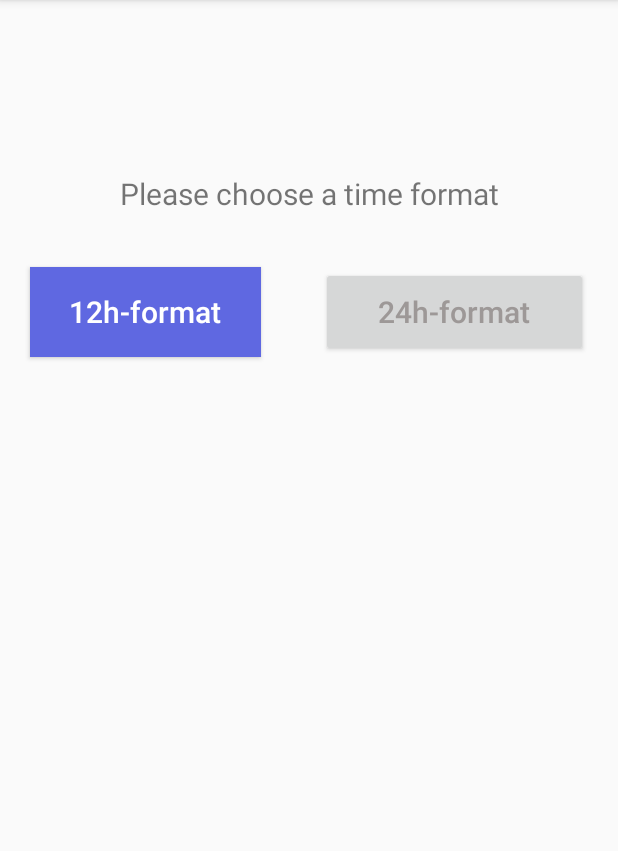
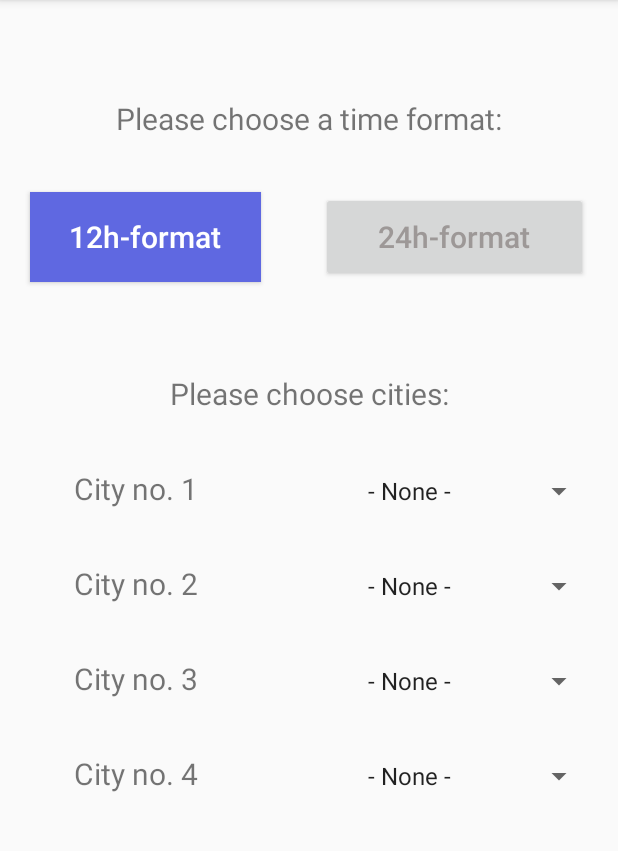
Before and after one commit to hugovelasquez/timezone-app, an Android app: the screen it shows after launch (MainActivity), in the side drawer, after a tap on "Settings", on a phone screen of 412 x 824 dp, the part 84-935 px from its top. Run offline under Robolectric (Android 15) with nearby library versions, the light colour scheme and no system bars.

Commit message:
Added spinners for selecting cities in App Settings

```diff
--- a/app/src/main/java/com/example/sucaldotimezonewidget/MainActivity.java
+++ b/app/src/main/java/com/example/sucaldotimezonewidget/MainActivity.java
@@ -6,17 +6,12 @@ import androidx.appcompat.widget.Toolbar;
 import androidx.core.view.GravityCompat;
 import androidx.drawerlayout.widget.DrawerLayout;
 
-import android.content.Context;
-import android.content.SharedPreferences;
 import android.os.Bundle;
 import android.view.MenuItem;
-import android.view.View;
-import android.widget.Button;
 
 import com.google.android.material.navigation.NavigationView;
 
 // implements "Navigation...Listener" needed for defining the drawer menu listeners
-// this is a comment from sofia to show hugo how git works
 public class MainActivity extends AppCompatActivity implements NavigationView.OnNavigationItemSelectedListener {
 
     private DrawerLayout drawer;
--- a/app/src/main/java/com/example/sucaldotimezonewidget/SettingsFragment.java
+++ b/app/src/main/java/com/example/sucaldotimezonewidget/SettingsFragment.java
@@ -4,17 +4,22 @@ import android.os.Bundle;
 import android.view.LayoutInflater;
 import android.view.View;
 import android.view.ViewGroup;
+import android.widget.AdapterView;
+import android.widget.ArrayAdapter;
 import android.widget.Button;
+import android.widget.Spinner;
 
 import androidx.annotation.NonNull;
 import androidx.annotation.Nullable;
 import androidx.core.content.ContextCompat;
 import androidx.fragment.app.Fragment;
 
-public class SettingsFragment extends Fragment {
+public class SettingsFragment extends Fragment implements AdapterView.OnItemSelectedListener {
 
     // Definition of variables
     private Button btn12HourFormat, btn24HourFormat;
+    private Spinner spinnerCity1, spinnerCity2, spinnerCity3, spinnerCity4;
+    private ArrayAdapter<CharSequence> adapter;
 
     @Nullable
     @Override
@@ -24,13 +29,23 @@ public class SettingsFragment extends Fragment {
         View rootView = inflater.inflate(R.layout.fragment_app_settings,container,false);
 
         // Assign variables
-        btn12HourFormat = (Button) rootView.findViewById(R.id.btnhhformat);
-        btn24HourFormat = (Button) rootView.findViewById(R.id.btnHHformat);
+        btn12HourFormat = rootView.findViewById(R.id.btnhhformat);
+        btn24HourFormat = rootView.findViewById(R.id.btnHHformat);
+        spinnerCity1 = rootView.findViewById(R.id.spinnerselectcity1);
+        spinnerCity2 = rootView.findViewById(R.id.spinnerselectcity2);
+        spinnerCity3 = rootView.findViewById(R.id.spinnerselectcity3);
+        spinnerCity4 = rootView.findViewById(R.id.spinnerselectcity4);
+
+        // Assign drop-down menus to spinners
+        assignDropDownMenuToSpinner(spinnerCity1);
+        assignDropDownMenuToSpinner(spinnerCity2);
+        assignDropDownMenuToSpinner(spinnerCity3);
+        assignDropDownMenuToSpinner(spinnerCity4);
 
         // As a default highlight btn12format
         highlightButtonOfPreChosenFormat();
 
-        // Define listeners
+        // Define button listeners
         btn12HourFormat.setOnClickListener(new View.OnClickListener() {
             @Override
             public void onClick(View v) {
@@ -71,6 +86,14 @@ public class SettingsFragment extends Fragment {
         setColorOfButtonClicked(buttonToHighlight);
     }
 
+    private void assignDropDownMenuToSpinner(Spinner spinner){
+        // R.array.settings_select_city is defined in strings.xml
+        adapter = ArrayAdapter.createFromResource(getActivity(), R.array.settings_select_city, android.R.layout.simple_spinner_item);
+        adapter.setDropDownViewResource(android.R.layout.simple_spinner_dropdown_item);
+        spinner.setAdapter(adapter);
+        spinner.setOnItemSelectedListener(this);
+    }
+
     private void setColorOfButtonClicked(Button button) {
         button.setBackgroundColor(ContextCompat.getColor(getActivity(),R.color.blue));
         button.setTextColor(ContextCompat.getColor(getActivity(),R.color.white));
@@ -83,4 +106,13 @@ public class SettingsFragment extends Fragment {
 
 
 
+    @Override
+    public void onItemSelected(AdapterView<?> parent, View view, int position, long id) {
+
+    }
+
+    @Override
+    public void onNothingSelected(AdapterView<?> parent) {
+
+    }
 }
--- a/app/src/main/res/layout/fragment_app_settings.xml
+++ b/app/src/main/res/layout/fragment_app_settings.xml
@@ -5,7 +5,7 @@
     android:layout_height="match_parent"
     tools:context=".MainActivity">
 
-    <TableRow android:layout_marginTop="100dp">
+    <TableRow android:layout_marginTop="50dp">
 
         <TextView
             android:id="@+id/txtchooseformat"
@@ -13,7 +13,7 @@
             android:text="@string/time_format_text" />
     </TableRow>
 
-    <TableRow>
+    <TableRow >
 
         <Button
             android:id="@+id/btnhhformat"
@@ -26,5 +26,70 @@
             android:text="@string/settings_btn24h" />
     </TableRow>
 
+    <TableRow android:layout_marginTop="25dp">
+
+        <TextView
+            android:id="@+id/txtchoosecities"
+            style="@style/ExplanationTextStyle"
+            android:text="@string/select_cities_text"/>
+
+    </TableRow>
+
+    <TableRow android:layout_marginTop="5dp">
+
+        <TextView
+            android:id="@+id/txtcity1"
+            style="@style/ExplanationTextStyle"
+            android:text="@string/text_select_city_1"/>
+
+        <Spinner
+            android:id="@+id/spinnerselectcity1"
+            style="@style/SpinnerStyle"
+            />
+
+    </TableRow>
+
+    <TableRow android:layout_marginTop="5dp">
+
+        <TextView
+            android:id="@+id/txtcity2"
+            style="@style/ExplanationTextStyle"
+            android:text="@string/text_select_city_2"/>
+
+        <Spinner
+            android:id="@+id/spinnerselectcity2"
+            style="@style/SpinnerStyle"
+            />
+
+    </TableRow>
+
+    <TableRow android:layout_marginTop="5dp">
+
+        <TextView
+            android:id="@+id/txtcity3"
+            style="@style/ExplanationTextStyle"
+            android:text="@string/text_select_city_3"/>
+
+        <Spinner
+            android:id="@+id/spinnerselectcity3"
+            style="@style/SpinnerStyle"
+            />
+
+    </TableRow>
+
+    <TableRow android:layout_marginTop="5dp">
+
+        <TextView
+            android:id="@+id/txtcity4"
+            style="@style/ExplanationTextStyle"
+            android:text="@string/text_select_city_4"/>
+
+        <Spinner
+            android:id="@+id/spinnerselectcity4"
+            style="@style/SpinnerStyle"
+            />
+
+    </TableRow>
+
 
 </TableLayout>
--- a/app/src/main/res/values/strings.xml
+++ b/app/src/main/res/values/strings.xml
@@ -10,6 +10,7 @@
     <string name="nyc_timezone">America/New_York</string>
     <string name="sivar_timezone">America/El_Salvador</string>
     <string name="bochum_timezone">Europe/Berlin</string>
+    <string name="toronto_timezone">America/Toronto</string>
 
     <string name="hour_format_12">hh:mm aa</string>
     <string name="hour_format_24">HH:mm</string>
@@ -19,12 +20,24 @@
     <string name="text_nyc">NYC</string>
     <string name="text_sivar">Sivar</string>
     <string name="text_bochum">Bochum</string>
+    <string name="text_toronto">Toronto</string>
+    <string name="text_none"> - None - </string>
 
     <string-array name="cities">
     <item>@string/text_sydney</item>
     <item>@string/text_nyc</item>
     <item>@string/text_sivar</item>
     <item>@string/text_bochum</item>
+    <item>@string/text_toronto</item>
+    </string-array>
+
+    <string-array name="settings_select_city">
+        <item>@string/text_none</item>
+        <item>@string/text_sydney</item>
+        <item>@string/text_nyc</item>
+        <item>@string/text_sivar</item>
+        <item>@string/text_bochum</item>
+        <item>@string/text_toronto</item>
     </string-array>
 
     <string name="introductory_text">Welcome to this App!</string>
@@ -32,7 +45,12 @@
     <string name="settings_text">Please define the settings by clicking on the menu icon in the navigation bar. Then just enjoy!</string>
     <string name="author_text">- Created by Hugo and Sofia, 2020 - \n v3.0</string>
     <string name="icon_text">Icon made by Freepik from www.flaticon.com</string>
-    <string name="time_format_text">Please choose a time format</string>
+    <string name="time_format_text">Please choose a time format:</string>
+    <string name="select_cities_text">Please choose cities:</string>
+    <string name="text_select_city_1">City no. 1</string>
+    <string name="text_select_city_2">City no. 2</string>
+    <string name="text_select_city_3">City no. 3</string>
+    <string name="text_select_city_4">City no. 4</string>
 
     <string name="navbar_settings">Settings</string>
     <string name="navbar_timecalc">Time Calculator</string>
@@ -46,4 +64,6 @@
     <string name="convert_time_text">Input the time you want to convert:</string>
     <string name="calculate_btn_text">Calculate time</string>
 
+
+
 </resources>
--- a/app/src/main/res/values/styles.xml
+++ b/app/src/main/res/values/styles.xml
@@ -52,6 +52,14 @@
         <item name="android:textSize">20sp</item>
     </style>
 
+    <style name="SpinnerStyle">
+         <item name="android:layout_margin">15dp</item>
+        <item name="android:layout_width">200dp</item>
+        <item name="android:layout_height">wrap_content</item>
+        <item name="android:layout_weight">1</item>
+        <item name="android:textAlignment">center</item>
+    </style>
+
     <style name="AppTheme.AppBarOverlay" parent="ThemeOverlay.AppCompat.Dark.ActionBar" />
     <style name="AppTheme.PopupOverlay" parent="ThemeOverlay.AppCompat.Light" />
 
```
